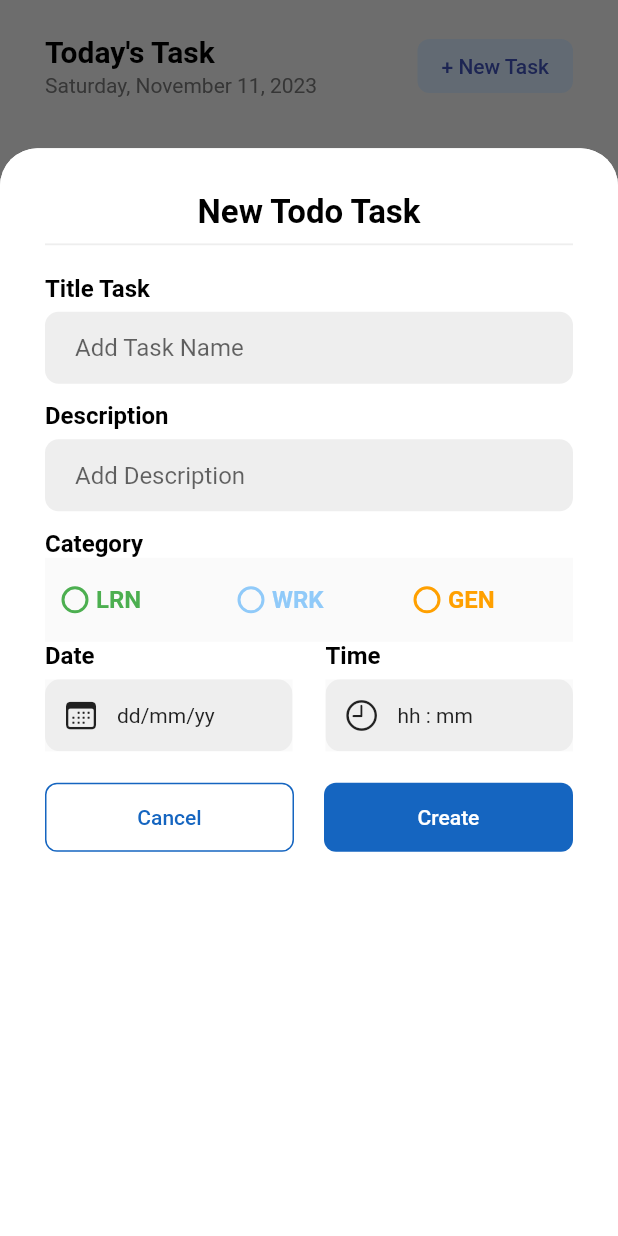
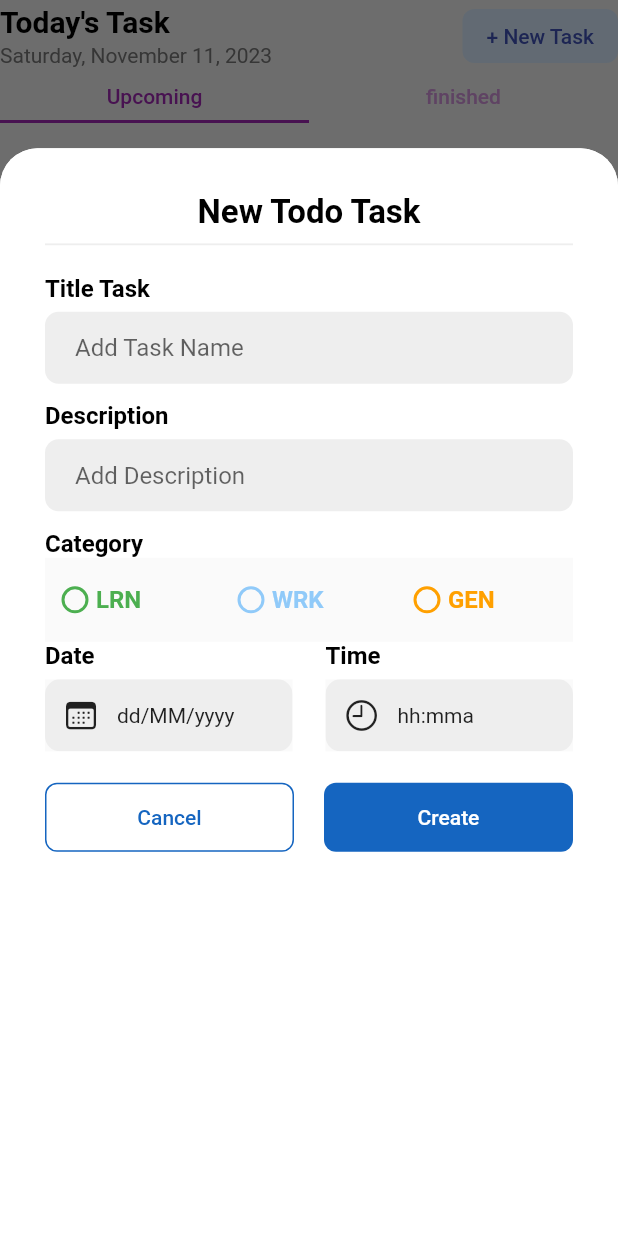
Before and after one commit to riishal/Reminder-App, a Flutter app: the screen it shows after launch, after a tap on "+ New Task", on a phone screen of 412 x 824 dp. Run offline on Flutter 3.47's test engine with Material 2 defaults, Android fonts, the light colour scheme and no system bars; our stand-ins replace cloud_firestore, firebase_core, flutter_local_notifications, flutter_native_timezone_updated_gradle, fluttertoast, permission_handler and 2 more; missing offline and left inert: a package; accounts and stored records are empty.

Commit message:
last commit

```diff
--- a/lib/common/show_task_model.dart
+++ b/lib/common/show_task_model.dart
@@ -3,14 +3,13 @@ import 'package:flutter/cupertino.dart';
 import 'package:flutter/material.dart';
 
 import 'package:provider/provider.dart';
-import 'package:todo_app/provider/provider.dart';
+import 'package:todo_app/provider/add_task_provider.dart';
 import 'package:todo_app/view/homepage.dart';
 import 'package:todo_app/widgets/date_time_widget.dart';
 import 'package:todo_app/widgets/radio_widget.dart';
 import 'package:todo_app/widgets/textfield_widget.dart';
 
 import '../constants/app_style.dart';
-import '../service/notification_helper.dart';
 
 class AddNewTask extends StatelessWidget {
   const AddNewTask({
@@ -25,7 +24,7 @@ class AddNewTask extends StatelessWidget {
 
   @override
   Widget build(BuildContext context) {
-    return Consumer<Providerdata>(builder: (context, getdata, child) {
+    return Consumer<AddTaskProvider>(builder: (context, getdata, child) {
       return Container(
         padding: const EdgeInsets.all(30),
         decoration: const BoxDecoration(
@@ -93,7 +92,7 @@ class AddNewTask extends StatelessWidget {
               Expanded(
                   child: RadioWidget(
                 onchangeValue: () {
-                  getdata.setRadioValue(1);
+                  getdata.setRadioValue(1, context);
                 },
                 valueInput: 1,
                 categColor: Colors.green,
@@ -102,7 +101,7 @@ class AddNewTask extends StatelessWidget {
               Expanded(
                   child: RadioWidget(
                 onchangeValue: () {
-                  getdata.setRadioValue(2);
+                  getdata.setRadioValue(2, context);
                 },
                 valueInput: 2,
                 categColor: Colors.blue.shade200,
@@ -111,7 +110,7 @@ class AddNewTask extends StatelessWidget {
               Expanded(
                   child: RadioWidget(
                 onchangeValue: () {
-                  getdata.setRadioValue(3);
+                  getdata.setRadioValue(3, context);
                 },
                 valueInput: 3,
                 categColor: Colors.amber.shade700,
@@ -127,9 +126,7 @@ class AddNewTask extends StatelessWidget {
                   onTap: () => getdata.setDate(context),
                   iconSelection: CupertinoIcons.calendar,
                   titleText: "Date",
-                  valueText: buttonIndex == index
-                      ? data!["dateTask"]
-                      : getdata.dateValue.toString()),
+                  valueText: getdata.dateValue.toString()),
               const SizedBox(
                 width: 22,
               ),
@@ -137,9 +134,7 @@ class AddNewTask extends StatelessWidget {
                   onTap: () => getdata.setTime(context),
                   iconSelection: CupertinoIcons.clock,
                   titleText: "Time",
-                  valueText: buttonIndex == index
-                      ? data!["timeTask"]
-                      : getdata.timeValue.toString()),
+                  valueText: getdata.timeValue.toString()),
             ],
           ),
           const SizedBox(
@@ -186,13 +181,12 @@ class AddNewTask extends StatelessWidget {
                           padding: const EdgeInsets.symmetric(vertical: 15)),
                       onPressed: () {
                         if (buttonIndex == index) {
-                          getdata.updateAllTask(context, data!.id);
+                          getdata.updateAllTask(
+                            context,
+                            data!.id,
+                          );
                         } else {
                           getdata.checkValues(context);
-                          LocalNotifications.showScheduleNotification(
-                              title: "Schedule Notification",
-                              body: "This is a Schedule Notification",
-                              payload: "This is schedule data");
                         }
                       },
                       child: buttonIndex == index
--- /dev/null
+++ b/lib/core/constents.dart
@@ -0,0 +1,9 @@
+import 'package:flutter/material.dart';
+
+enum TaskState { upcoming, finished }
+
+String taskDb = 'task';
+
+print(String bug) {
+  debugPrint(bug);
+}
--- a/lib/main.dart
+++ b/lib/main.dart
@@ -1,13 +1,15 @@
 import 'package:firebase_core/firebase_core.dart';
 import 'package:flutter/material.dart';
 import 'package:provider/provider.dart';
-import 'package:todo_app/provider/provider.dart';
+import 'package:todo_app/provider/add_task_provider.dart';
+import 'package:todo_app/provider/task_home_provider.dart';
 import 'package:todo_app/service/notification_helper.dart';
 
 import 'package:todo_app/view/homepage.dart';
 
 void main() async {
   WidgetsFlutterBinding.ensureInitialized();
+  await LocalNotifications.requestNotificationPermission();
   await LocalNotifications.init();
 
   await Firebase.initializeApp();
@@ -19,8 +21,15 @@ class MyApp extends StatelessWidget {
 
   @override
   Widget build(BuildContext context) {
-    return ChangeNotifierProvider(
-      create: (context) => Providerdata(),
+    return MultiProvider(
+      providers: [
+        ChangeNotifierProvider(
+          create: (context) => AddTaskProvider(),
+        ),
+        ChangeNotifierProvider(
+          create: (context) => TaskHomeProvider(),
+        )
+      ],
       child: MaterialApp(
         debugShowCheckedModeBanner: false,
         home: HomePage(),
--- a/lib/model/todo_model.dart
+++ b/lib/model/todo_model.dart
@@ -10,15 +10,18 @@ class TodoModel {
   final String dateTask;
   final String timeTask;
   final bool isDone;
+  String taskState;
 
-  TodoModel(
-      {this.docId,
-      required this.isDone,
-      required this.titleTask,
-      required this.description,
-      required this.category,
-      required this.dateTask,
-      required this.timeTask});
+  TodoModel({
+    this.docId,
+    required this.isDone,
+    required this.titleTask,
+    required this.description,
+    required this.category,
+    required this.dateTask,
+    required this.timeTask,
+    required this.taskState,
+  });
 
   Map<String, dynamic> toMap() {
     return <String, dynamic>{
@@ -28,11 +31,13 @@ class TodoModel {
       'dateTask': dateTask,
       'timeTask': timeTask,
       'isDone': isDone,
+      'taskState': taskState
     };
   }
 
   factory TodoModel.fromMap(Map<String, dynamic> map) {
     return TodoModel(
+      taskState: map["taskState"] as String,
       docId: map["docId"] != null ? map["docId"] as String : null,
       titleTask: map['titleTask'] as String,
       description: map['description'] as String,
@@ -45,6 +50,7 @@ class TodoModel {
 
   factory TodoModel.fromSnapshot(DocumentSnapshot<Map<String, dynamic>> doc) {
     return TodoModel(
+        taskState: doc["taskState"],
         docId: doc.id,
         isDone: doc["isDone"],
         titleTask: doc["titleTask"],
--- a/lib/provider/provider.dart
+++ b/lib/provider/add_task_provider.dart
@@ -3,19 +3,35 @@ import 'package:fluttertoast/fluttertoast.dart';
 import 'package:intl/intl.dart';
 import 'package:todo_app/constants/alert_message.dart';
 
+import '../core/constents.dart';
 import '../model/todo_model.dart';
+import '../service/notification_helper.dart';
 import '../service/todo_service.dart';
+// 13
 
-class Providerdata extends ChangeNotifier {
+class AddTaskProvider extends ChangeNotifier {
   final titleController = TextEditingController();
   final descriptionController = TextEditingController();
+  TaskState initialTaskState = TaskState.upcoming;
   final format = DateFormat.yMd();
   int radioValue = 0;
-  String dateValue = "dd/mm/yy";
-  String timeValue = "hh : mm";
+  String dateValue = "dd/MM/yyyy";
+  String timeValue = "hh:mma";
   String category = "Other";
 
-  void setRadioValue(groupValue) {
+  String checkTaskState(TaskState state) {
+    switch (state) {
+      case TaskState.upcoming:
+        return "upcoming";
+      case TaskState.finished:
+        return "finished";
+
+      default:
+        return "";
+    }
+  }
+
+  void setRadioValue(groupValue, context) {
     radioValue = groupValue;
     switch (groupValue) {
       case 1:
@@ -31,7 +47,7 @@ class Providerdata extends ChangeNotifier {
         category;
         break;
     }
-
+    setDateAndTime(context);
     notifyListeners();
   }
 
@@ -57,9 +73,10 @@ class Providerdata extends ChangeNotifier {
 
   setDateAndTime(context) {
     final format = DateFormat.yMd();
-    if (dateValue == "dd/mm/yy" && timeValue == "hh : mm") {
+    if (dateValue == "dd/MM/yyyy" && timeValue == "hh:mma") {
       dateValue = format.format(DateTime.now());
-      timeValue = DateFormat.jm().format(DateTime.now());
+      timeValue = DateFormat('hh:mma').format(DateTime.now());
+      print('////////// time value: $timeValue');
     }
     notifyListeners();
   }
@@ -85,21 +102,45 @@ class Providerdata extends ChangeNotifier {
         context: context, initialTime: TimeOfDay.fromDateTime(DateTime.now()));
     if (getTime != null) {
       timeValue = getTime.format(context);
+      print('////////// time value: $timeValue');
     } else {
-      timeValue = DateFormat.jm().format(DateTime.now());
+      timeValue = DateFormat('hh:mma').format(DateTime.now());
+      print('////////// time value: $timeValue');
     }
     notifyListeners();
   }
 
   addTask(context) {
     setDateAndTime(context);
+    String taskState = checkTaskState(initialTaskState);
+    String date = dateValue;
+    String time = timeValue;
+    String dateTime = '$date ${time.split(' ').join()}';
+    print('NewDate: $date ${time.split(' ').join()}');
+    DateTime newDate = DateFormat("dd/MM/yyyy hh:mma").parse(dateTime);
+    print('NewDate: $newDate');
+
+    if (newDate.isAfter(DateTime.now())) {
+      taskState = 'upcoming';
+    } else {
+      taskState = 'finished';
+    }
     TodoService().addNewTask(TodoModel(
+        taskState: taskState,
         isDone: false,
         titleTask: titleController.text,
         description: descriptionController.text,
         category: category,
         dateTask: dateValue,
         timeTask: timeValue));
+
+    // print('/////////date: $dateValue, time: $timeValue');
+    LocalNotifications.showScheduleNotification(
+        title: "Your Task time is right now!",
+        body: titleController.text,
+        payload: descriptionController.text,
+        date: dateValue,
+        time: timeValue);
     showToast("Task added successfully", Colors.blue.shade400);
   }
 
@@ -112,8 +153,10 @@ class Providerdata extends ChangeNotifier {
           context, "Not Updated", "Please Update all the fields");
     } else {
       setDateAndTime(context);
+      String taskState = checkTaskState(initialTaskState);
       TodoService().updateAllTask(
           TodoModel(
+              taskState: taskState,
               isDone: false,
               titleTask: titleController.text,
               description: descriptionController.text,
@@ -121,6 +164,13 @@ class Providerdata extends ChangeNotifier {
               dateTask: dateValue,
               timeTask: timeValue),
           docId);
+      // print('/////////date: $dateValue, time: $timeValue');
+      LocalNotifications.showScheduleNotification(
+          title: "Your Task time is right now!",
+          body: titleController.text,
+          payload: descriptionController.text,
+          date: dateValue,
+          time: timeValue);
       showToast("Task has Updated", Colors.amber.shade700);
       clear(context);
     }
@@ -169,7 +219,7 @@ class Providerdata extends ChangeNotifier {
         '${currtime.hour.toString().padLeft(2, '0')}:${currtime.minute.toString().padLeft(2, '0')}';
     var currentDate = format.format(DateTime.now());
     if (date == currentDate && time == timecurr) {
-      print("Notification");
+      // print("Notification");
     }
   }
 }
--- /dev/null
+++ b/lib/provider/task_home_provider.dart
@@ -0,0 +1,62 @@
+import 'package:cloud_firestore/cloud_firestore.dart';
+import 'package:flutter/material.dart';
+import 'package:intl/intl.dart';
+import 'package:todo_app/core/constents.dart';
+
+class TaskHomeProvider extends ChangeNotifier {
+  int selectedIndex = 0;
+  bool switchState = false;
+  final format = DateFormat.yMd();
+  List taskList = [];
+  String changeTaskState(String taskState) {
+    switchState = false;
+    if (taskState == 'upcoming') return 'finished';
+    if (taskState == 'finished') return 'upcoming';
+    return '';
+  }
+
+  checkTaskConditions(
+    List<QueryDocumentSnapshot<Map<String, dynamic>>> snapshots,
+    TaskState taskState,
+  ) {
+    if (taskState == TaskState.upcoming) {
+      taskList = snapshots.where((element) {
+        String date = element['dateTask'];
+        String time = element['timeTask'];
+        List dateList = date.split('/').toList(); // [11, 11, 2023]
+        String newFormat = DateFormat("HH:mm")
+            .format(DateFormat("hh:mma").parse(time.split(" ").join()));
+
+        List timeList = newFormat.split(':').toList(); // [11, 30]
+        DateTime newDate = DateTime(
+            int.parse(dateList[2]),
+            int.parse(dateList[1]),
+            int.parse(dateList[0]),
+            int.parse(timeList[0]),
+            int.parse(timeList[1]));
+
+        return newDate.isAfter(DateTime.now());
+      }).toList();
+      print('///////////////// upcoming tasks: ${taskList.length}');
+    } else if (taskState == TaskState.finished) {
+      taskList = snapshots.where((element) {
+        String date = element['dateTask'];
+        String time = element['timeTask'];
+        List dateList = date.split('/').toList(); // [11, 11, 2023]
+        String newFormat = DateFormat("HH:mm")
+            .format(DateFormat("hh:mma").parse(time.split(" ").join()));
+
+        List timeList = newFormat.split(':').toList(); // [11, 30]
+        DateTime newDate = DateTime(
+            int.parse(dateList[2]),
+            int.parse(dateList[1]),
+            int.parse(dateList[0]),
+            int.parse(timeList[0]),
+            int.parse(timeList[1]));
+
+        return newDate.isBefore(DateTime.now());
+      }).toList();
+      print('///////////////// finished: ${taskList.length}');
+    }
+  }
+}
--- a/lib/service/notification_helper.dart
+++ b/lib/service/notification_helper.dart
@@ -1,4 +1,9 @@
+import 'dart:math';
+
 import 'package:flutter_local_notifications/flutter_local_notifications.dart';
+import 'package:flutter_native_timezone_updated_gradle/flutter_native_timezone.dart';
+import 'package:intl/intl.dart';
+import 'package:permission_handler/permission_handler.dart';
 import 'package:rxdart/rxdart.dart';
 import 'package:timezone/data/latest.dart' as tz;
 import 'package:timezone/timezone.dart' as tz;
@@ -13,6 +18,14 @@ class LocalNotifications {
     onClickNotification.add(notificationResponse.payload!);
   }
 
+  // request notification permission
+  static Future<void> requestNotificationPermission() async {
+    var status = await Permission.notification.status;
+    if (status.isDenied) {
+      await Permission.notification.request();
+    }
+  }
+
 // initialize the local notifications
   static Future init() async {
     // initialise the plugin. app_icon needs to be a added as a drawable resource to the Android head project
@@ -20,9 +33,9 @@ class LocalNotifications {
         AndroidInitializationSettings('@mipmap/ic_launcher');
     final DarwinInitializationSettings initializationSettingsDarwin =
         DarwinInitializationSettings(
-      onDidReceiveLocalNotification: (id, title, body, payload) => null,
+      onDidReceiveLocalNotification: (id, title, body, payload) {},
     );
-    final LinuxInitializationSettings initializationSettingsLinux =
+    const LinuxInitializationSettings initializationSettingsLinux =
         LinuxInitializationSettings(defaultActionName: 'Open notification');
     final InitializationSettings initializationSettings =
         InitializationSettings(
@@ -71,18 +84,49 @@ class LocalNotifications {
         payload: payload);
   }
 
+  static tz.TZDateTime _tzDateTime(
+      String year, String month, String day, String hour, String minute) {
+    print('Scheduled : Date $year:$month:$day | Time $hour:$minute');
+    final tz.TZDateTime now = tz.TZDateTime.now(tz.local);
+    tz.TZDateTime scheduledDate = tz.TZDateTime.from(
+        DateTime(int.parse(year), int.parse(month), int.parse(day),
+            int.parse(hour), int.parse(minute) - 5),
+        tz.local);
+    if (scheduledDate.isBefore(now)) {
+      scheduledDate = scheduledDate.add(const Duration(days: 1));
+    }
+    return scheduledDate;
+  }
+
   // to schedule a local notification
   static Future showScheduleNotification({
     required String title,
     required String body,
     required String payload,
+    required String time,
+    required String date,
   }) async {
+    List dateList = date.split('/').toList(); // 11/23  [11, 23]
+    String newFormat = DateFormat("HH:mm")
+        .format(DateFormat("hh:mma").parse(time.split(" ").join()));
+    List timeList = newFormat.split(':').toList();
+
     tz.initializeTimeZones();
+    final String timeZone = await FlutterNativeTimezone.getLocalTimezone();
+    print('timezone : $timeZone, ${tz.local}');
+    tz.setLocalLocation(tz.getLocation(timeZone));
     await _flutterLocalNotificationsPlugin.zonedSchedule(
-        2,
+        Random().nextInt(10000),
         title,
         body,
-        tz.TZDateTime.now(tz.local).add(const Duration(seconds: 5)),
+        _tzDateTime(
+          dateList[2],
+          dateList[0],
+          dateList[1],
+          timeList[0],
+          timeList[1],
+        ),
+        // tz.TZDateTime.now(tz.local).add(const Duration(seconds: 1)),
         const NotificationDetails(
             android: AndroidNotificationDetails(
                 'channel 3', 'your channel name',
--- a/lib/view/homepage.dart
+++ b/lib/view/homepage.dart
@@ -3,20 +3,38 @@ import 'package:flutter/material.dart';
 import 'package:intl/intl.dart';
 import 'package:provider/provider.dart';
 import 'package:todo_app/common/show_task_model.dart';
-import 'package:todo_app/provider/provider.dart';
+import 'package:todo_app/provider/add_task_provider.dart';
 import 'package:todo_app/widgets/card_todo_widget.dart';
+
+import '../core/constents.dart';
+import '../provider/task_home_provider.dart';
 
 int buttonIndex = 0;
 
-class HomePage extends StatelessWidget {
+class HomePage extends StatefulWidget {
   const HomePage({super.key});
+
+  @override
+  State<HomePage> createState() => _HomePageState();
+}
+
+class _HomePageState extends State<HomePage>
+    with SingleTickerProviderStateMixin {
+  late TabController tabController;
+  late TaskHomeProvider taskHomeProvider;
+  @override
+  void initState() {
+    tabController = TabController(length: 2, vsync: this);
+    taskHomeProvider = Provider.of<TaskHomeProvider>(context, listen: false);
+    super.initState();
+  }
 
   @override
   Widget build(BuildContext context) {
     String todayDate = DateFormat('EEEE, MMMM d, y').format(DateTime.now());
 
     var size = MediaQuery.of(context).size;
-    return Consumer<Providerdata>(builder: (context, getdata, child) {
+
     return Scaffold(
         backgroundColor: Colors.grey.shade200,
         // appBar: AppBar(
@@ -28,15 +46,8 @@ class HomePage extends StatelessWidget {
         //   elevation: 0,
         // ),
         body: SafeArea(
-          child: SingleChildScrollView(
-              child: Padding(
-            padding: const EdgeInsets.symmetric(
-              horizontal: 30,
-            ),
-            child: Column(children: [
-              const SizedBox(
-                height: 20,
-              ),
+          child: Column(
+            children: [
               Row(
                 mainAxisAlignment: MainAxisAlignment.spaceBetween,
                 children: [
@@ -82,23 +93,44 @@ class HomePage extends StatelessWidget {
                       ))
                 ],
               ),
-              const SizedBox(
-                height: 20,
+              TabBar(
+                controller: tabController,
+                labelColor: Colors.purple,
+                unselectedLabelColor: Colors.purple.shade200,
+                indicatorColor: Colors.purple,
+                indicatorSize: TabBarIndicatorSize.tab,
+                labelPadding: const EdgeInsets.symmetric(vertical: 8),
+                tabs: const [
+                  Text('Upcoming'),
+                  Text('finished'),
+                ],
               ),
-              //task card list
+              Expanded(
+                child: TabBarView(controller: tabController, children: [
+                  taskContainer(size, "upcoming", TaskState.upcoming),
+                  taskContainer(size, "finished", TaskState.finished)
+                ]),
+              )
+            ],
+          ),
+        ));
+  }
 
-              StreamBuilder(
+  Widget taskContainer(Size size, String state, TaskState taskState) {
+    return Consumer<TaskHomeProvider>(builder: (context, getdata, child) {
+      return StreamBuilder(
           stream: FirebaseFirestore.instance
               .collection('todoApp')
+              .where('taskState', isEqualTo: state)
               .snapshots(),
           builder: (context, snapshot) {
-                    if (!snapshot.hasData) {
-                      return const Center(child: CircularProgressIndicator());
-                    }
+            if (snapshot.hasData) {
               final documents = snapshot.data!.docs;
+              taskHomeProvider.checkTaskConditions(
+                  snapshot.data!.docs, taskState);
 
               return Container(
-                      height: 950,
+                height: 500,
                 child: ListView.separated(
                     itemBuilder: (context, index) {
                       QueryDocumentSnapshot<Map<String, dynamic>> data =
@@ -117,8 +149,7 @@ class HomePage extends StatelessWidget {
                                 showModalBottomSheet(
                                   isScrollControlled: true,
                                   shape: RoundedRectangleBorder(
-                                            borderRadius:
-                                                BorderRadius.circular(25)),
+                                      borderRadius: BorderRadius.circular(25)),
                                   context: context,
                                   builder: (context) => AddNewTask(
                                     size: size,
@@ -126,9 +157,17 @@ class HomePage extends StatelessWidget {
                                     data: data,
                                   ),
                                 );
-                                      print(buttonIndex);
-                                      getdata
-                                          .updateRadioValue(data["category"]);
+                                // print(buttonIndex);
+                                // getdata
+                                //     .updateRadioValue(data["category"]);
+                                // getdata.titleController.text =
+                                //     data["titleTask"];
+                                // getdata.descriptionController.text =
+                                //     data["description"];
+                                // getdata.dateValue =
+                                //     data["dateTask"].toString();
+                                // getdata.timeValue =
+                                //     data["timeTask"].toString();
                               },
                               child: CardTodoListWidget(data: data)),
                         ),
@@ -139,11 +178,9 @@ class HomePage extends StatelessWidget {
                         ),
                     itemCount: documents.length),
               );
-                  })
-            ]),
-          )),
-        ),
-      );
+            }
+            return const Center(child: CircularProgressIndicator());
+          });
     });
   }
 }
--- a/lib/widgets/date_time_widget.dart
+++ b/lib/widgets/date_time_widget.dart
@@ -2,7 +2,7 @@ import 'package:flutter/cupertino.dart';
 import 'package:flutter/material.dart';
 import 'package:provider/provider.dart';
 import 'package:todo_app/constants/app_style.dart';
-import 'package:todo_app/provider/provider.dart';
+import 'package:todo_app/provider/add_task_provider.dart';
 
 class DateTimeWidget extends StatelessWidget {
   const DateTimeWidget({
@@ -19,7 +19,7 @@ class DateTimeWidget extends StatelessWidget {
 
   @override
   Widget build(BuildContext context) {
-    return Consumer<Providerdata>(builder: (context, getdata, child) {
+    return Consumer<AddTaskProvider>(builder: (context, getdata, child) {
       return Expanded(
         child: Container(
           child:
--- a/lib/widgets/radio_widget.dart
+++ b/lib/widgets/radio_widget.dart
@@ -1,7 +1,7 @@
 import 'package:flutter/material.dart';
 import 'package:provider/provider.dart';
 
-import '../provider/provider.dart';
+import '../provider/add_task_provider.dart';
 
 class RadioWidget extends StatelessWidget {
   const RadioWidget({
@@ -18,8 +18,8 @@ class RadioWidget extends StatelessWidget {
 
   @override
   Widget build(BuildContext context) {
-    late Providerdata providerdata;
-    providerdata = Provider.of<Providerdata>(context, listen: false);
+    late AddTaskProvider providerdata;
+    providerdata = Provider.of<AddTaskProvider>(context, listen: false);
     return Material(
       child: Theme(
         data: ThemeData(unselectedWidgetColor: categColor),
--- a/pubspec.yaml
+++ b/pubspec.yaml
@@ -45,6 +45,7 @@ dependencies:
   awesome_notifications: ^0.8.2
   rxdart: ^0.27.7
   timezone: ^0.9.2
+  permission_handler: ^11.0.1
 
 dev_dependencies:
   flutter_test:
```
Also changed, not shown: lib/widgets/card_todo_widget.dart (+14 -5 lines), pubspec.lock, 3 other files. Lines whose indentation alone changed are shown as unchanged.
